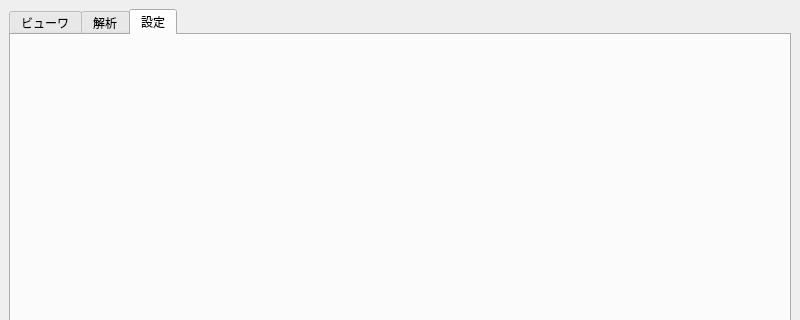
Above: src/MainWindow.ui from BLUE000/TwitchCommentViewer before the change; both pictures show x 0 to 800 and y 0 to 320 of the 800 by 600 pixel window. Below: the same form after it.
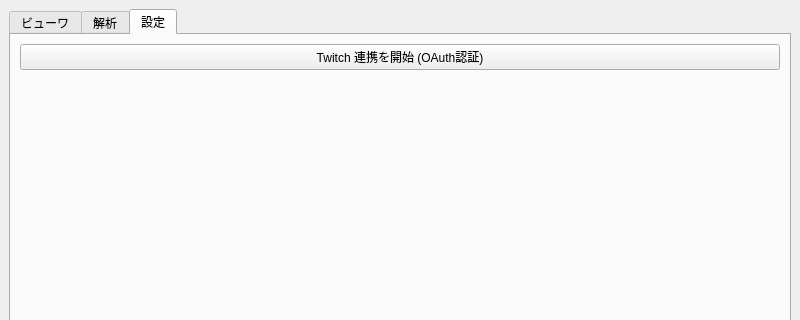
That is the form after the change. The open tabs and pages were chosen to show the change.

Commit message: feat: design and wire up basic UI layout for Viewer, Analysis, and Settings tabs

Patch:
```diff
--- a/src/MainWindow.ui
+++ b/src/MainWindow.ui
@@ -39,6 +39,28 @@
        <attribute name="title">
         <string>設定</string>
        </attribute>
+       <layout class="QVBoxLayout" name="verticalLayout_4">
+        <item>
+         <widget class="QPushButton" name="btnStartAuth">
+          <property name="text">
+           <string>Twitch 連携を開始 (OAuth認証)</string>
+          </property>
+         </widget>
+        </item>
+        <item>
+         <spacer name="verticalSpacer">
+          <property name="orientation">
+           <enum>Qt::Vertical</enum>
+          </property>
+          <property name="sizeHint" stdset="0">
+           <size>
+            <width>20</width>
+            <height>40</height>
+           </size>
+          </property>
+         </spacer>
+        </item>
+       </layout>
       </widget>
      </widget>
     </item>
```
Left out of the diff: 5 changed lines with no effect on the pictures. The commit also changes 2 other files.
